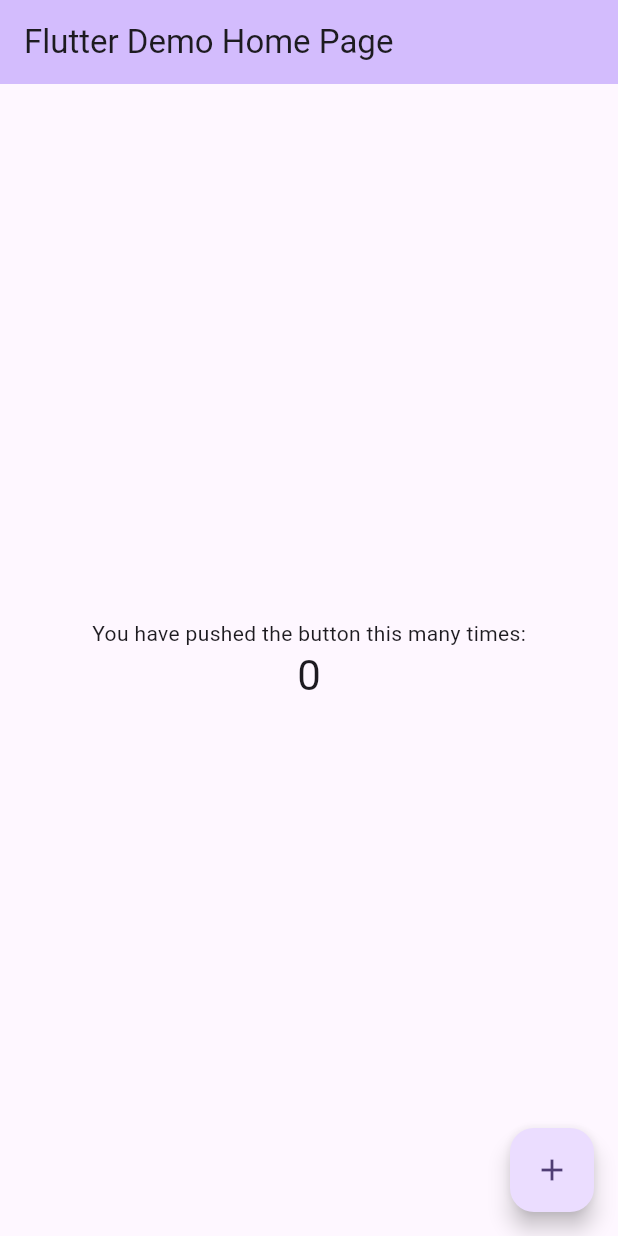
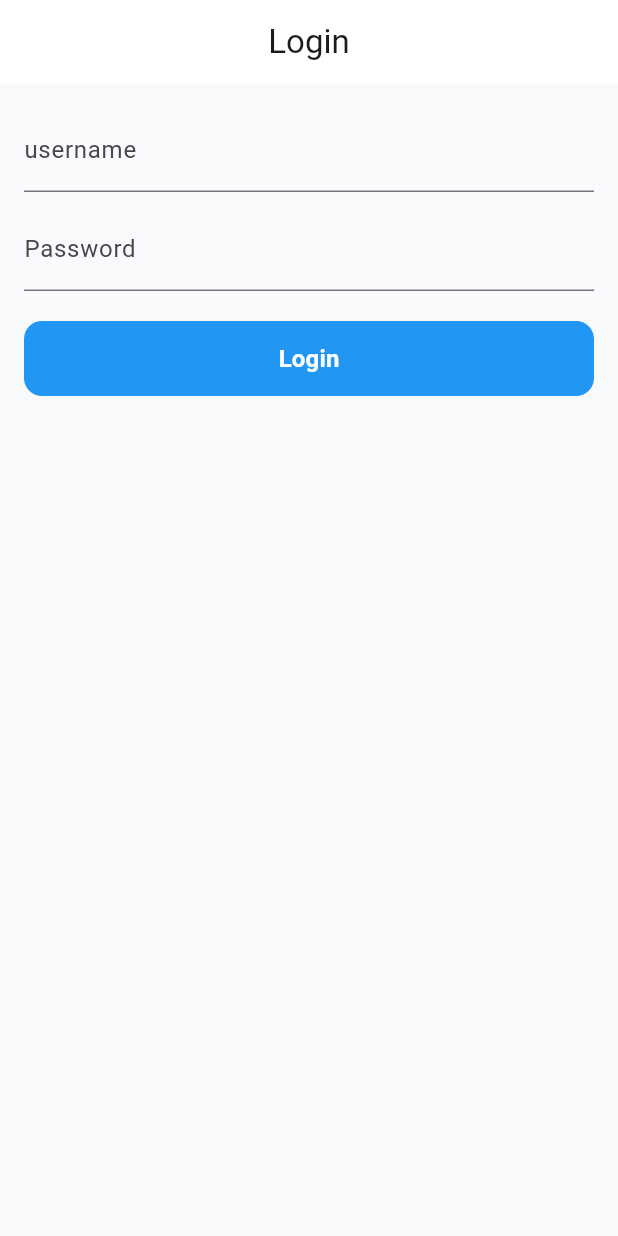
Before and after one commit to HebaRagaa/prof_7oda_app, a Flutter app: the screen it shows after launch, on a phone screen of 412 x 824 dp. Run offline on Flutter 3.47's test engine with Material 3 defaults, Android fonts, the light colour scheme and no system bars; our stand-ins replace dio, flutter_bloc, flutter_secure_storage, shared_preferences.

Commit message:
login has finished 100%, added widgets button and card

```diff
--- /dev/null
+++ b/lib/core/theme/app_colors.dart
@@ -0,0 +1,16 @@
+
+
+import 'package:flutter/material.dart';
+
+class AppColors {
+  static const Color primary = Color(0xFF2563EB); // أزرق شيك
+  static const Color secondary = Color(0xFF10B981); // أخضر لطيف
+
+  static const Color background = Color(0xFFF9FAFB);
+  static const Color surface = Colors.white;
+
+  static const Color textPrimary = Color(0xFF111827);
+  static const Color textSecondary = Color(0xFF6B7280);
+
+  static const Color error = Color(0xFFEF4444);
+}
--- /dev/null
+++ b/lib/core/theme/app_theme.dart
@@ -0,0 +1,31 @@
+
+
+import 'package:flutter/material.dart';
+import 'app_colors.dart';
+
+class AppTheme {
+  static ThemeData lightTheme = ThemeData(
+    scaffoldBackgroundColor: AppColors.background,
+
+    colorScheme: ColorScheme.fromSeed(
+      seedColor: AppColors.primary,
+    ),
+
+    appBarTheme: const AppBarTheme(
+      backgroundColor: Colors.white,
+      elevation: 0,
+      centerTitle: true,
+      iconTheme: IconThemeData(color: AppColors.textPrimary),
+    ),
+
+    elevatedButtonTheme: ElevatedButtonThemeData(
+      style: ElevatedButton.styleFrom(
+        backgroundColor: AppColors.primary,
+        elevation: 0,
+        shape: RoundedRectangleBorder(
+          borderRadius: BorderRadius.circular(12),
+        ),
+      ),
+    ),
+  );
+}
--- /dev/null
+++ b/lib/core/widgets/custom_button.dart
@@ -0,0 +1,75 @@
+
+
+import 'package:flutter/material.dart';
+
+class CustomButton extends StatelessWidget {
+  final String text;
+  final VoidCallback? onPressed;
+  final bool isLoading;
+  final Color? backgroundColor;
+  final Color? textColor;
+  final double borderRadius;
+  final double? width;
+  final double height;
+  final Widget? icon;
+
+  const CustomButton({
+    super.key,
+    required this.text,
+    required this.onPressed,
+    this.isLoading = false,
+    this.backgroundColor,
+    this.textColor,
+    this.width,
+    this.borderRadius = 12,
+    this.height = 50,
+    this.icon,
+  });
+
+  @override
+  Widget build(BuildContext context) {
+    final bool isDisabled = onPressed == null || isLoading;
+
+    return AnimatedContainer(
+      duration: const Duration(milliseconds: 200),
+      height: height,
+      width: width ?? double.infinity,
+
+      child: ElevatedButton(
+        onPressed: isDisabled ? null : onPressed,
+        style: ElevatedButton.styleFrom(
+          backgroundColor:
+          isDisabled ? Colors.grey.shade400 : backgroundColor ?? Colors.blue,
+          shape: RoundedRectangleBorder(
+            borderRadius: BorderRadius.circular(borderRadius),
+          ),
+          elevation: 0,
+        ),
+
+        child: isLoading
+            ? const SizedBox(
+          height: 22,
+          width: 22,
+          child: CircularProgressIndicator(strokeWidth: 2),
+        )
+            : Row(
+          mainAxisAlignment: MainAxisAlignment.center,
+          children: [
+            if (icon != null) ...[
+              icon!,
+              const SizedBox(width: 8),
+            ],
+            Text(
+              text,
+              style: TextStyle(
+                color: textColor ?? Colors.white,
+                fontWeight: FontWeight.w600,
+                fontSize: 16,
+              ),
+            ),
+          ],
+        ),
+      ),
+    );
+  }
+}
--- a/lib/features/auth/data/data_sources/auth_remote_data_source.dart
+++ b/lib/features/auth/data/data_sources/auth_remote_data_source.dart
@@ -9,11 +9,11 @@ class AuthRemoteDataSource {
 
   AuthRemoteDataSource(this.dio);
 
-  Future<Map<String, dynamic>> login(String phone, String password) async {
+  Future<Map<String, dynamic>> login(String username, String password) async {
     final response = await dio.post(
-      '/login',
+      '/auth/login',
       data: {
-        "phone": phone,
+        "username": username,
         "password": password,
       },
     );
--- a/lib/features/auth/data/models/user_model.dart
+++ b/lib/features/auth/data/models/user_model.dart
@@ -9,7 +9,7 @@ class UserModel extends UserEntity {
 
   factory UserModel.fromJson(Map<String, dynamic> json) {
     return UserModel(
-      token: json['token'],
+      token: json['accessToken'],
     );
   }
 }
--- a/lib/features/auth/data/repository/auth_repository_impl.dart
+++ b/lib/features/auth/data/repository/auth_repository_impl.dart
@@ -14,8 +14,8 @@ class AuthRepositoryImpl implements AuthRepository {
   AuthRepositoryImpl(this.remoteDataSource);
 
   @override
-  Future<UserEntity> login(String phone, String password) async {
-    final data = await remoteDataSource.login(phone, password);
+  Future<UserEntity> login(String username, String password) async {
+    final data = await remoteDataSource.login(username, password);
 
     return UserModel.fromJson(data);
   }
--- a/lib/features/auth/domain/entities/auth_cubit.dart
+++ b/lib/features/auth/domain/entities/auth_cubit.dart
@@ -16,10 +16,15 @@ class AuthCubit extends Cubit<AuthState> {
     emit(AuthLoading());
 
     try {
+      print("📤 Sending login request...");
+
       final user = await loginUseCase(phone, password);
+      print("✅ Response: $user");
 
       emit(AuthSuccess(user));
     } catch (e) {
+      print("❌ Error: $e");
+
       emit(AuthError(e.toString()));
     }
   }
--- a/lib/features/auth/domain/repository/auth_repository.dart
+++ b/lib/features/auth/domain/repository/auth_repository.dart
@@ -5,5 +5,5 @@
 import 'package:prof_7oda_app/features/auth/domain/entities/user_entity.dart';
 
 abstract class AuthRepository {
-  Future<UserEntity> login(String phone, String password);
+  Future<UserEntity> login(String username, String password);
 }
--- a/lib/features/auth/domain/usecases/login_usecase.dart
+++ b/lib/features/auth/domain/usecases/login_usecase.dart
@@ -11,7 +11,7 @@ class LoginUseCase {
 
   LoginUseCase(this.repository);
 
-  Future<UserEntity> call(String phone, String password) {
-    return repository.login(phone, password);
+  Future<UserEntity> call(String username, String password) {
+    return repository.login(username, password);
   }
 }
--- /dev/null
+++ b/lib/features/auth/presentation/screens/login_screen.dart
@@ -0,0 +1,72 @@
+
+
+// auth/presentation/screens/login_screen.dart
+
+import 'package:flutter/material.dart';
+import 'package:flutter_bloc/flutter_bloc.dart';
+import 'package:prof_7oda_app/core/helpers/shared_pref_helper.dart';
+import 'package:prof_7oda_app/core/widgets/custom_button.dart';
+import 'package:prof_7oda_app/features/auth/domain/entities/auth_cubit.dart';
+
+class LoginScreen extends StatelessWidget {
+  LoginScreen({super.key});
+
+  final usernameController = TextEditingController();
+  final passwordController = TextEditingController();
+
+  @override
+  Widget build(BuildContext context) {
+    return Scaffold(
+      appBar: AppBar(title: const Text("Login")),
+      body: Padding(
+        padding: const EdgeInsets.all(16),
+        child: BlocConsumer<AuthCubit, AuthState>(
+          listener: (context, state) async {
+            if (state is AuthSuccess) {
+              // 🔥 1. نطبع التوكن (علشان نتأكد)
+              print("Token: ${state.user.token}");
+
+              // 🔥 2. نحفظ التوكن
+              await SharedPrefHelper.setToken(state.user.token);
+
+              // 🔥 3. نروح للهوم
+              // 🔥 Navigation
+              Navigator.pushReplacementNamed(context, '/products');
+            } else if (state is AuthError) {
+              ScaffoldMessenger.of(context).showSnackBar(
+                SnackBar(content: Text(state.message)),
+              );
+            }
+          },
+          builder: (context, state) {
+            return Column(
+              children: [
+                TextField(
+                  controller: usernameController,
+                  decoration: const InputDecoration(labelText: "username"),
+                ),
+                const SizedBox(height: 10),
+                TextField(
+                  controller: passwordController,
+                  decoration: const InputDecoration(labelText: "Password"),
+                ),
+                const SizedBox(height: 20),
+
+                CustomButton(
+                  text: "Login",
+                  isLoading: state is AuthLoading,
+                  onPressed: () {
+                    context.read<AuthCubit>().login(
+                      usernameController.text,
+                      passwordController.text,
+                    );
+                  },
+                ),
+              ],
+            );
+          },
+        ),
+      ),
+    );
+  }
+}
--- a/lib/main.dart
+++ b/lib/main.dart
@@ -1,122 +1,48 @@
+
 import 'package:flutter/material.dart';
+import 'package:flutter_bloc/flutter_bloc.dart';
+import 'package:prof_7oda_app/core/network/dio_factory.dart';
+import 'package:prof_7oda_app/core/theme/app_theme.dart';
+import 'package:prof_7oda_app/features/auth/data/data_sources/auth_remote_data_source.dart';
+import 'package:prof_7oda_app/features/auth/data/repository/auth_repository_impl.dart';
+import 'package:prof_7oda_app/features/auth/domain/entities/auth_cubit.dart';
+import 'package:prof_7oda_app/features/auth/domain/usecases/login_usecase.dart';
+import 'package:prof_7oda_app/features/auth/presentation/screens/login_screen.dart';
+import 'package:prof_7oda_app/features/products/presentation/screens/products_screen.dart';
 
 void main() {
-  runApp(const MyApp());
+  // 🔥 1. نعمل Dio
+  final dio = DioFactory.getDio();  // 🔥 2. نعمل DataSource
+  final remoteDataSource = AuthRemoteDataSource(dio);
+  // 🔥 3. نعمل Repository
+  final repository = AuthRepositoryImpl(remoteDataSource);
+  // 🔥 4. نعمل UseCase
+  final loginUseCase = LoginUseCase(repository);
+
+  runApp(MyApp(loginUseCase: loginUseCase));
+ // runApp(const MyApp());
 }
 
 class MyApp extends StatelessWidget {
-  const MyApp({super.key});
+  final LoginUseCase loginUseCase;
 
-  // This widget is the root of your application.
+  const MyApp({super.key, required this.loginUseCase});
+
   @override
   Widget build(BuildContext context) {
     return MaterialApp(
-      title: 'Flutter Demo',
-      theme: ThemeData(
-        // This is the theme of your application.
-        //
-        // TRY THIS: Try running your application with "flutter run". You'll see
-        // the application has a purple toolbar. Then, without quitting the app,
-        // try changing the seedColor in the colorScheme below to Colors.green
-        // and then invoke "hot reload" (save your changes or press the "hot
-        // reload" button in a Flutter-supported IDE, or press "r" if you used
-        // the command line to start the app).
-        //
-        // Notice that the counter didn't reset back to zero; the application
-        // state is not lost during the reload. To reset the state, use hot
-        // restart instead.
-        //
-        // This works for code too, not just values: Most code changes can be
-        // tested with just a hot reload.
-        colorScheme: .fromSeed(seedColor: Colors.deepPurple),
+      debugShowCheckedModeBanner: false,
+      theme: AppTheme.lightTheme,
+
+      // 👇 هنا بقى المهم
+      home: BlocProvider(
+        create: (_) => AuthCubit(loginUseCase),
+        child: LoginScreen(),
       ),
-      home: const MyHomePage(title: 'Flutter Demo Home Page'),
+
+      routes: {
+        '/products':(context)=> ProductsScreen(),
+      },
     );
   }
 }
-
-class MyHomePage extends StatefulWidget {
-  const MyHomePage({super.key, required this.title});
-
-  // This widget is the home page of your application. It is stateful, meaning
-  // that it has a State object (defined below) that contains fields that affect
-  // how it looks.
-
-  // This class is the configuration for the state. It holds the values (in this
-  // case the title) provided by the parent (in this case the App widget) and
-  // used by the build method of the State. Fields in a Widget subclass are
-  // always marked "final".
-
-  final String title;
-
-  @override
-  State<MyHomePage> createState() => _MyHomePageState();
-}
-
-class _MyHomePageState extends State<MyHomePage> {
-  int _counter = 0;
-
-  void _incrementCounter() {
-    setState(() {
-      // This call to setState tells the Flutter framework that something has
-      // changed in this State, which causes it to rerun the build method below
-      // so that the display can reflect the updated values. If we changed
-      // _counter without calling setState(), then the build method would not be
-      // called again, and so nothing would appear to happen.
-      _counter++;
-    });
-  }
-
-  @override
-  Widget build(BuildContext context) {
-    // This method is rerun every time setState is called, for instance as done
-    // by the _incrementCounter method above.
-    //
-    // The Flutter framework has been optimized to make rerunning build methods
-    // fast, so that you can just rebuild anything that needs updating rather
-    // than having to individually change instances of widgets.
-    return Scaffold(
-      appBar: AppBar(
-        // TRY THIS: Try changing the color here to a specific color (to
-        // Colors.amber, perhaps?) and trigger a hot reload to see the AppBar
-        // change color while the other colors stay the same.
-        backgroundColor: Theme.of(context).colorScheme.inversePrimary,
-        // Here we take the value from the MyHomePage object that was created by
-        // the App.build method, and use it to set our appbar title.
-        title: Text(widget.title),
-      ),
-      body: Center(
-        // Center is a layout widget. It takes a single child and positions it
-        // in the middle of the parent.
-        child: Column(
-          // Column is also a layout widget. It takes a list of children and
-          // arranges them vertically. By default, it sizes itself to fit its
-          // children horizontally, and tries to be as tall as its parent.
-          //
-          // Column has various properties to control how it sizes itself and
-          // how it positions its children. Here we use mainAxisAlignment to
-          // center the children vertically; the main axis here is the vertical
-          // axis because Columns are vertical (the cross axis would be
-          // horizontal).
-          //
-          // TRY THIS: Invoke "debug painting" (choose the "Toggle Debug Paint"
-          // action in the IDE, or press "p" in the console), to see the
-          // wireframe for each widget.
-          mainAxisAlignment: .center,
-          children: [
-            const Text('You have pushed the button this many times:'),
-            Text(
-              '$_counter',
-              style: Theme.of(context).textTheme.headlineMedium,
-            ),
-          ],
-        ),
-      ),
-      floatingActionButton: FloatingActionButton(
-        onPressed: _incrementCounter,
-        tooltip: 'Increment',
-        child: const Icon(Icons.add),
-      ),
-    );
-  }
-}
--- a/pubspec.yaml
+++ b/pubspec.yaml
@@ -36,6 +36,8 @@ dependencies:
   cupertino_icons: ^1.0.8
   dio: ^5.9.2
   flutter_bloc: ^9.1.1
+  shared_preferences: ^2.5.5
+  flutter_secure_storage: ^10.0.0
 
 dev_dependencies:
   flutter_test:
```
Also changed, not shown: lib/core/helpers/shared_pref_helper.dart (added, +80 -0 lines), lib/core/network/dio_factory.dart (added, +56 -0 lines), lib/core/network/dio_helper.dart (added, +56 -0 lines), lib/core/theme/app_text_styles.dart (added, +28 -0 lines), lib/core/widgets/product_card.dart (added, +131 -0 lines), pubspec.lock, 5 other files.
